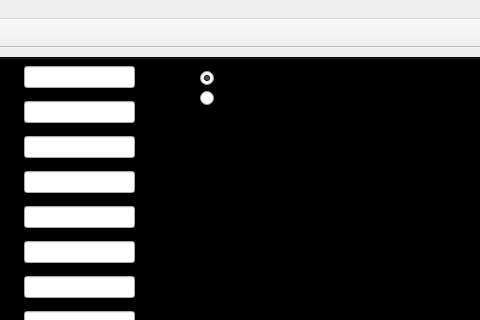
This is GUI/bone_GUI.ui in gibbogle/bone-abm as Qt 5 draws it before an edit; both pictures show x 314 to 794 and y 0 to 320 of the 1065 by 964 pixel window. The edited form follows.
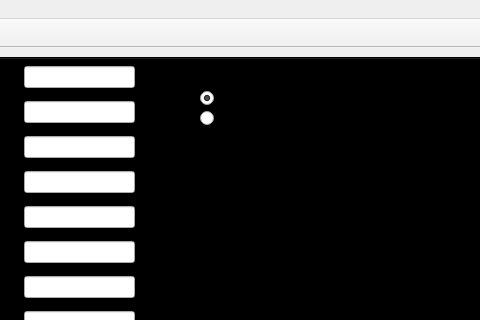
This is the edited form. Icons and pictures are not drawn. Custom widgets are drawn as their Qt base class.

Diff of the .ui file:
```diff
--- a/GUI/bone_GUI.ui
+++ b/GUI/bone_GUI.ui
@@ -1362,13 +1362,13 @@
             <property name="geometry">
              <rect>
               <x>470</x>
-              <y>30</y>
-              <width>61</width>
+              <y>50</y>
+              <width>81</width>
               <height>18</height>
              </rect>
             </property>
             <property name="text">
-             <string>Human</string>
+             <string>Osteoclast</string>
             </property>
             <attribute name="buttonGroup">
              <string>buttonGroup_SPECIES</string>
@@ -1378,13 +1378,13 @@
             <property name="geometry">
              <rect>
               <x>470</x>
-              <y>10</y>
+              <y>30</y>
               <width>71</width>
               <height>18</height>
              </rect>
             </property>
             <property name="text">
-             <string>Mouse</string>
+             <string>Monocyte</string>
             </property>
             <property name="checked">
              <bool>true</bool>
```
Left out of the diff: 23 changed lines with no effect on the pictures.
